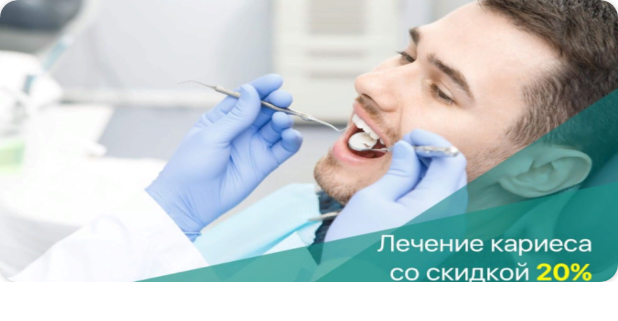
After one commit to aycholpon-bektenbekova/Ibolot, an Android app: the layout view_pager.xml on its own in the app's theme, with its tools: preview values and no code run, on a phone screen of 412 x 824 dp. The commit adds this screen. Shown: the top 321 px of the screen. Run offline under Robolectric (Android 15) with nearby library versions, the phone set to English and light mode, and no system bars.

Commit message:
Я сделал верстку главного экрана . осталось логика!

```diff
--- /dev/null
+++ b/app/src/main/res/layout/view_pager.xml
@@ -0,0 +1,20 @@
+<?xml version="1.0" encoding="utf-8"?>
+<LinearLayout xmlns:android="http://schemas.android.com/apk/res/android"
+    android:layout_width="match_parent"
+    android:layout_height="wrap_content"
+    xmlns:app="http://schemas.android.com/apk/res-auto">
+
+    <androidx.cardview.widget.CardView
+        android:id="@+id/card_view"
+        app:cardCornerRadius="12dp"
+        android:layout_width="wrap_content"
+        android:layout_height="188dp" >
+
+        <ImageView
+            android:id="@+id/pager_image"
+            android:layout_width="wrap_content"
+            android:layout_height="wrap_content"
+            android:scaleType="fitXY"
+            android:src="@drawable/main_img" />
+    </androidx.cardview.widget.CardView>
+</LinearLayout>
--- a/app/src/main/res/values/themes.xml
+++ b/app/src/main/res/values/themes.xml
@@ -1,6 +1,6 @@
 <resources xmlns:tools="http://schemas.android.com/tools">
     <!-- Base application theme. -->
-    <style name="Theme.Ibolot" parent="Theme.MaterialComponents.DayNight.NoActionBar">
+    <style name="Theme.Ibolot" parent="Theme.MaterialComponents.DayNight.DarkActionBar">
         <!-- Primary brand color. -->
         <item name="colorPrimary">@color/blue</item>
         <item name="colorPrimaryVariant">@color/purple_700</item>
@@ -10,8 +10,7 @@
         <item name="colorSecondaryVariant">@color/teal_700</item>
         <item name="colorOnSecondary">@color/black</item>
         <!-- Status bar color. -->
-        <item name="android:statusBarColor">#0000</item>
-        <item name="android:windowTranslucentStatus">true</item>
+        <item name="android:statusBarColor">@color/black</item>
         <!-- Customize your theme here. -->
     </style>
 
```
Also changed, not shown: app/build.gradle (+5 -2 lines), app/src/main/java/com/example/ibolot/ui/fragments/main/MainFragment.kt (+21 -26 lines), app/src/main/java/com/example/ibolot/ui/fragments/main/adapters/AdapterPager.kt (added, +44 -0 lines), app/src/main/res/layout/fragment_main.xml (+75 -77 lines).
